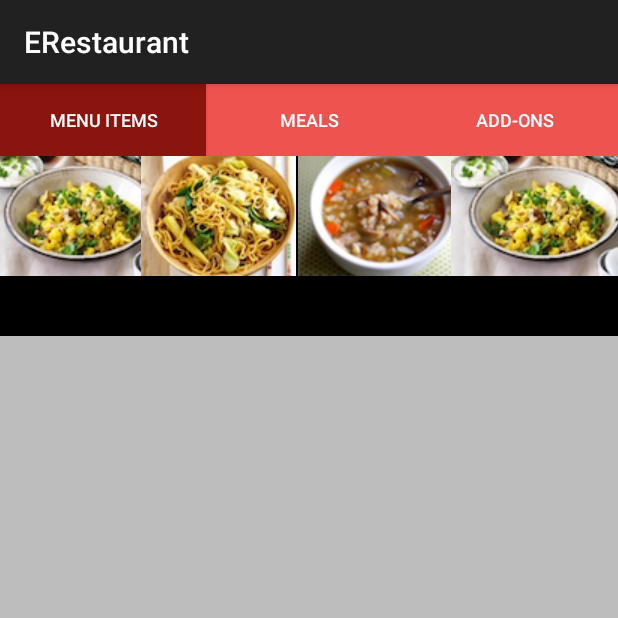
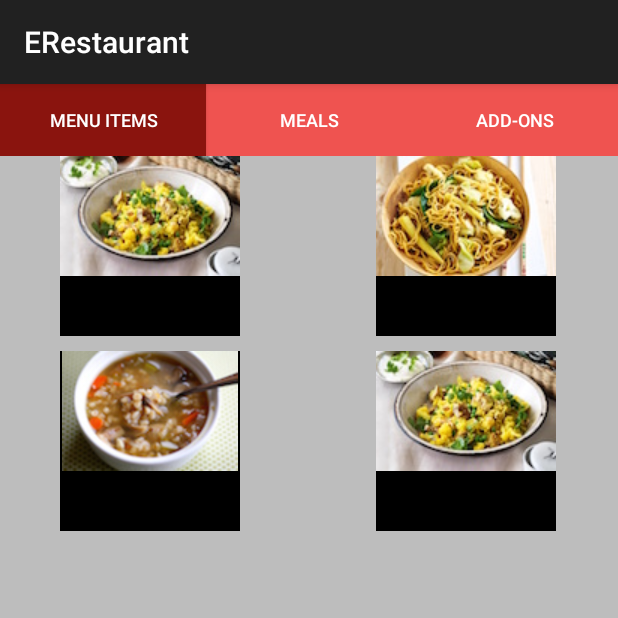
Before and after one commit to kavi707/ERestaurant, an Android app: the fragment CreateOrderFragment shown on its own in the app's theme, on a phone screen of 412 x 824 dp, the top half of it. Run offline under Robolectric (Android 15) with nearby library versions, the phone set to English and light mode, and no system bars.

Commit message:
Changed the grid view item arrangement

```diff
--- a/app/src/main/res/layout/fragment_create_order.xml
+++ b/app/src/main/res/layout/fragment_create_order.xml
@@ -48,9 +48,9 @@
         android:layout_height="wrap_content"
         android:id="@+id/menuItemGridView"
         android:layout_centerHorizontal="true"
-        android:horizontalSpacing="2dp"
-        android:verticalSpacing="2dp"
-        android:columnWidth="100dp"
+        android:horizontalSpacing="10dp"
+        android:verticalSpacing="10dp"
+        android:columnWidth="150dp"
         android:gravity="center"
         android:numColumns="auto_fit"
         android:stretchMode="columnWidth"
```
